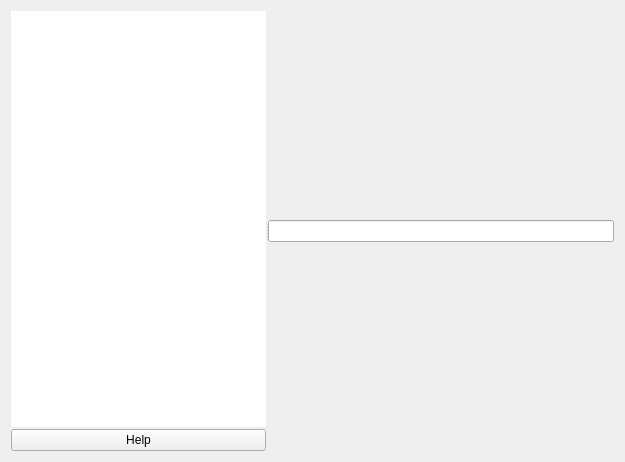
The window that pxr/imaging/plugin/rprHoudini/scripts/python/houRpr/materialLibrary.ui (GPUOpen-LibrariesAndSDKs/RadeonProRenderUSD) describes before a commit, drawn with Qt 5.
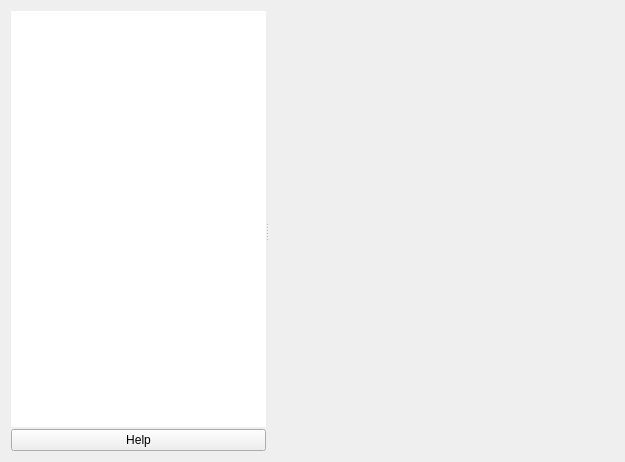
The same window after the commit.

Commit message: simple lists

Patch:
```diff
--- a/pxr/imaging/plugin/rprHoudini/scripts/python/houRpr/materialLibrary.ui
+++ b/pxr/imaging/plugin/rprHoudini/scripts/python/houRpr/materialLibrary.ui
@@ -124,9 +124,6 @@
        <property name="bottomMargin">
         <number>0</number>
        </property>
-       <item>
-        <widget class="QLineEdit" name="filter"/>
-       </item>
       </layout>
      </widget>
     </widget>
```
Left out of the diff: 2 changed lines with no effect on the pictures. The commit also changes 1 other file.
